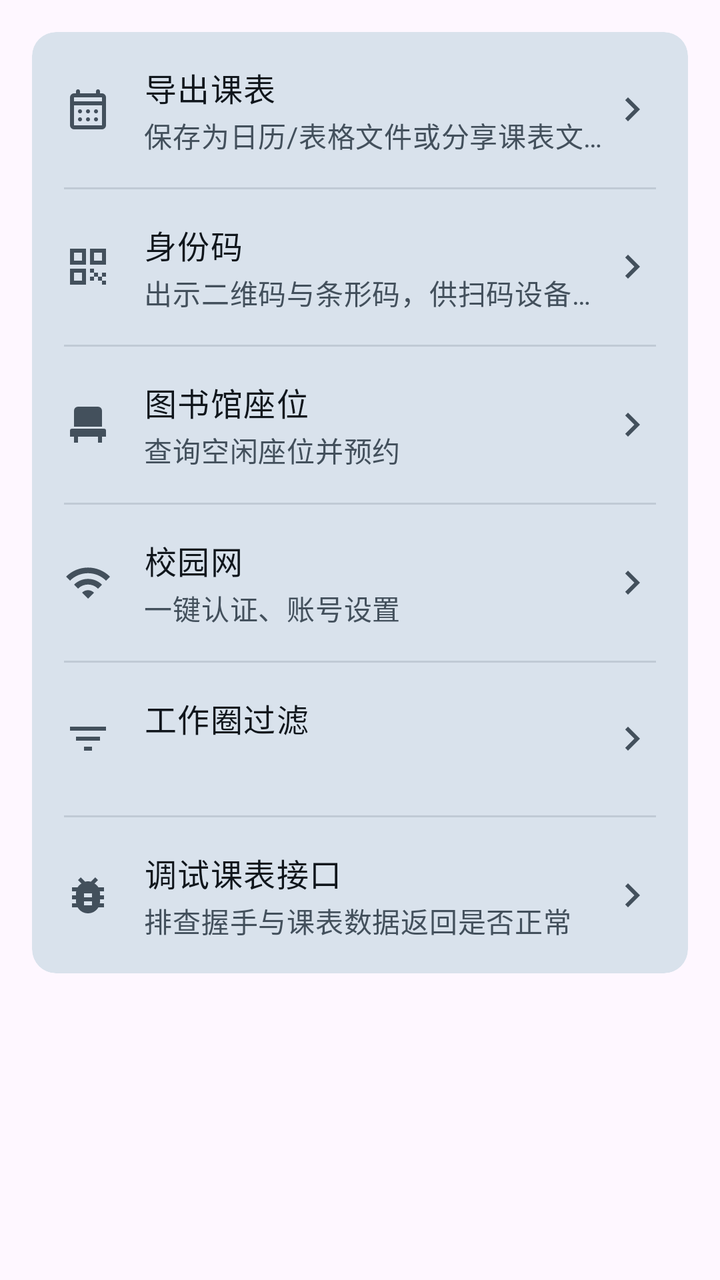
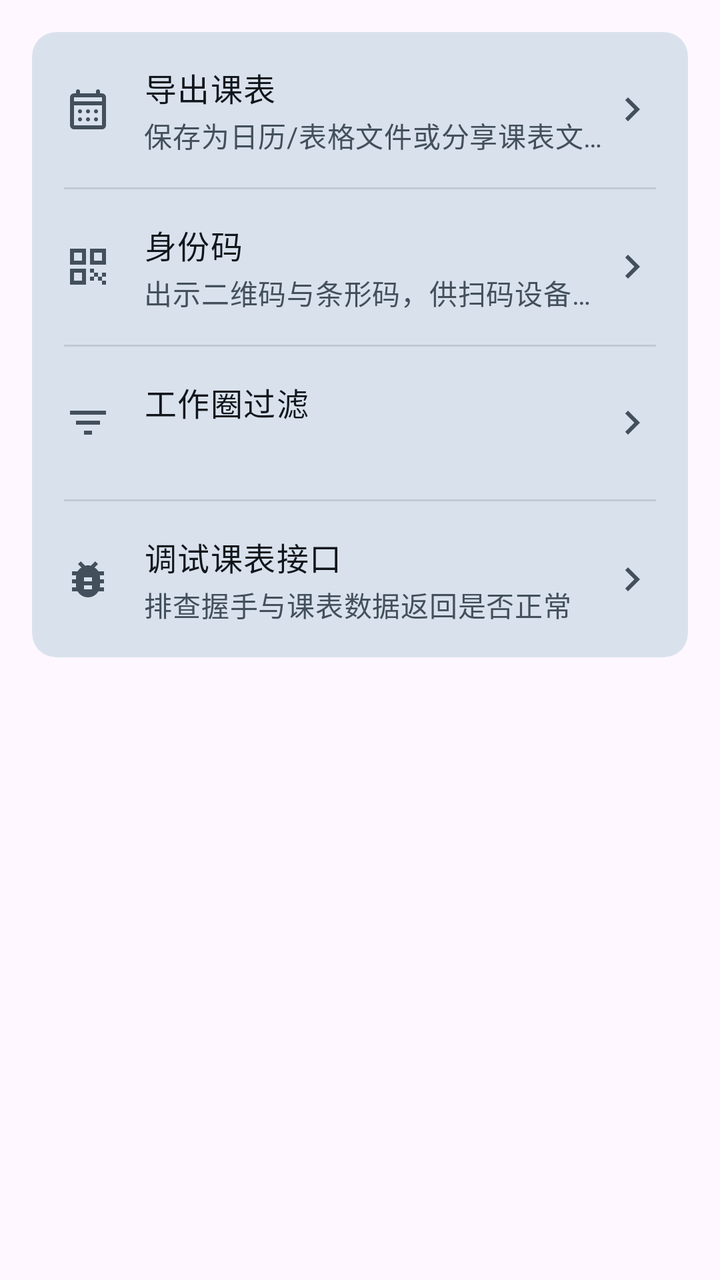

The first picture is an Android layout as it rendered before a commit; the second is the same layout after the commit. The layout source and the unified diff follow.
<!-- AndroidManifest.xml: application theme Theme.LanhangLite -->
<!-- res/layout/view_settings_tools.xml -->
<?xml version="1.0" encoding="utf-8"?>
<LinearLayout xmlns:android="http://schemas.android.com/apk/res/android"
    xmlns:app="http://schemas.android.com/apk/res-auto"
    android:layout_width="match_parent"
    android:layout_height="wrap_content"
    android:orientation="vertical"
    android:paddingStart="@dimen/screen_padding_h"
    android:paddingTop="@dimen/screen_padding_h"
    android:paddingEnd="@dimen/screen_padding_h"
    android:paddingBottom="@dimen/content_padding_bottom_bare">

    <com.google.android.material.card.MaterialCardView
        style="@style/Widget.Lanhang.Card"
        android:layout_width="match_parent"
        android:layout_height="wrap_content">

        <LinearLayout
            android:layout_width="match_parent"
            android:layout_height="wrap_content"
            android:orientation="vertical">

            <LinearLayout
                android:id="@+id/exportScheduleButton"
                android:layout_width="match_parent"
                android:layout_height="wrap_content"
                android:background="?attr/selectableItemBackground"
                android:clickable="true"
                android:focusable="true"
                android:gravity="center_vertical"
                android:minHeight="@dimen/list_item_height_two_line"
                android:orientation="horizontal"
                android:paddingStart="@dimen/card_padding"
                android:paddingTop="@dimen/space_lg"
                android:paddingEnd="@dimen/card_padding"
                android:paddingBottom="@dimen/space_lg">

                <ImageView
                    android:layout_width="@dimen/icon_lg"
                    android:layout_height="@dimen/icon_lg"
                    android:contentDescription="@null"
                    android:src="@drawable/ic_calendar"
                    app:tint="?attr/colorOnSurfaceVariant" />

                <LinearLayout
                    android:layout_width="0dp"
                    android:layout_height="wrap_content"
                    android:layout_marginStart="@dimen/list_icon_gap"
                    android:layout_weight="1"
                    android:orientation="vertical">

                    <TextView
                        android:layout_width="wrap_content"
                        android:layout_height="wrap_content"
                        android:text="@string/settings_export_schedule"
                        android:textAppearance="@style/TextAppearance.Lanhang.BodyLarge"
                        android:textColor="?attr/colorOnSurface" />

                    <TextView
                        android:layout_width="wrap_content"
                        android:layout_height="wrap_content"
                        android:layout_marginTop="@dimen/space_xxs"
                        android:ellipsize="end"
                        android:maxLines="1"
                        android:text="@string/settings_export_schedule_subtitle"
                        android:textAppearance="@style/TextAppearance.Lanhang.BodyMedium"
                        android:textColor="?attr/colorOnSurfaceVariant" />
                </LinearLayout>

                <ImageView
                    android:layout_width="@dimen/icon_lg"
                    android:layout_height="@dimen/icon_lg"
                    android:contentDescription="@null"
                    android:src="@drawable/ic_chevron_right"
                    app:tint="?attr/colorOnSurfaceVariant" />
            </LinearLayout>

            <View
                android:layout_width="match_parent"
                android:layout_height="@dimen/divider_thickness"
                android:layout_marginStart="@dimen/card_padding"
                android:layout_marginEnd="@dimen/card_padding"
                android:background="?attr/colorOutlineVariant" />

            <LinearLayout
                android:id="@+id/rowIdCard"
                android:layout_width="match_parent"
                android:layout_height="wrap_content"
                android:background="?attr/selectableItemBackground"
                android:clickable="true"
                android:focusable="true"
                android:gravity="center_vertical"
                android:minHeight="@dimen/list_item_height_two_line"
                android:orientation="horizontal"
                android:paddingStart="@dimen/card_padding"
                android:paddingTop="@dimen/space_lg"
                android:paddingEnd="@dimen/card_padding"
                android:paddingBottom="@dimen/space_lg">

                <ImageView
                    android:layout_width="@dimen/icon_lg"
                    android:layout_height="@dimen/icon_lg"
                    android:contentDescription="@null"
                    android:src="@drawable/ic_qr_code"
                    app:tint="?attr/colorOnSurfaceVariant" />

                <LinearLayout
                    android:layout_width="0dp"
                    android:layout_height="wrap_content"
                    android:layout_marginStart="@dimen/list_icon_gap"
                    android:layout_weight="1"
                    android:orientation="vertical">

                    <TextView
                        android:layout_width="wrap_content"
                        android:layout_height="wrap_content"
                        android:text="@string/settings_id_card"
                        android:textAppearance="@style/TextAppearance.Lanhang.BodyLarge"
                        android:textColor="?attr/colorOnSurface" />

                    <TextView
                        android:layout_width="wrap_content"
                        android:layout_height="wrap_content"
                        android:layout_marginTop="@dimen/space_xxs"
                        android:ellipsize="end"
                        android:maxLines="1"
                        android:text="@string/settings_id_card_subtitle"
                        android:textAppearance="@style/TextAppearance.Lanhang.BodyMedium"
                        android:textColor="?attr/colorOnSurfaceVariant" />
                </LinearLayout>

                <ImageView
                    android:layout_width="@dimen/icon_lg"
                    android:layout_height="@dimen/icon_lg"
                    android:contentDescription="@null"
                    android:src="@drawable/ic_chevron_right"
                    app:tint="?attr/colorOnSurfaceVariant" />
            </LinearLayout>

            <View
                android:layout_width="match_parent"
                android:layout_height="@dimen/divider_thickness"
                android:layout_marginStart="@dimen/card_padding"
                android:layout_marginEnd="@dimen/card_padding"
                android:background="?attr/colorOutlineVariant" />

            
            <LinearLayout
                android:id="@+id/rowLibrarySeat"
                android:layout_width="match_parent"
                android:layout_height="wrap_content"
                android:background="?attr/selectableItemBackground"
                android:clickable="true"
                android:focusable="true"
                android:gravity="center_vertical"
                android:minHeight="@dimen/list_item_height_two_line"
                android:orientation="horizontal"
                android:paddingStart="@dimen/card_padding"
                android:paddingTop="@dimen/space_lg"
                android:paddingEnd="@dimen/card_padding"
                android:paddingBottom="@dimen/space_lg">

                <ImageView
                    android:layout_width="@dimen/icon_lg"
                    android:layout_height="@dimen/icon_lg"
                    android:contentDescription="@null"
                    android:src="@drawable/ic_chair"
                    app:tint="?attr/colorOnSurfaceVariant" />

                <LinearLayout
                    android:layout_width="0dp"
                    android:layout_height="wrap_content"
                    android:layout_marginStart="@dimen/list_icon_gap"
                    android:layout_weight="1"
                    android:orientation="vertical">

                    <TextView
                        android:layout_width="wrap_content"
                        android:layout_height="wrap_content"
                        android:text="@string/settings_library_seat"
                        android:textAppearance="@style/TextAppearance.Lanhang.BodyLarge"
                        android:textColor="?attr/colorOnSurface" />

                    <TextView
                        android:layout_width="wrap_content"
                        android:layout_height="wrap_content"
                        android:layout_marginTop="@dimen/space_xxs"
                        android:ellipsize="end"
                        android:maxLines="1"
                        android:text="@string/settings_library_seat_subtitle"
                        android:textAppearance="@style/TextAppearance.Lanhang.BodyMedium"
                        android:textColor="?attr/colorOnSurfaceVariant" />
                </LinearLayout>

                <ImageView
                    android:layout_width="@dimen/icon_lg"
                    android:layout_height="@dimen/icon_lg"
                    android:contentDescription="@null"
                    android:src="@drawable/ic_chevron_right"
                    app:tint="?attr/colorOnSurfaceVariant" />
            </LinearLayout>

            <View
                android:layout_width="match_parent"
                android:layout_height="@dimen/divider_thickness"
                android:layout_marginStart="@dimen/card_padding"
                android:layout_marginEnd="@dimen/card_padding"
                android:background="?attr/colorOutlineVariant" />

            
            <LinearLayout
                android:id="@+id/rowCampusNet"
                android:layout_width="match_parent"
                android:layout_height="wrap_content"
                android:background="?attr/selectableItemBackground"
                android:clickable="true"
                android:focusable="true"
                android:gravity="center_vertical"
                android:minHeight="@dimen/list_item_height_two_line"
                android:orientation="horizontal"
                android:paddingStart="@dimen/card_padding"
                android:paddingTop="@dimen/space_lg"
                android:paddingEnd="@dimen/card_padding"
                android:paddingBottom="@dimen/space_lg">

                <ImageView
                    android:layout_width="@dimen/icon_lg"
                    android:layout_height="@dimen/icon_lg"
                    android:contentDescription="@null"
                    android:src="@drawable/ic_wifi"
                    app:tint="?attr/colorOnSurfaceVariant" />

                <LinearLayout
                    android:layout_width="0dp"
                    android:layout_height="wrap_content"
                    android:layout_marginStart="@dimen/list_icon_gap"
                    android:layout_weight="1"
                    android:orientation="vertical">

                    <TextView
                        android:layout_width="wrap_content"
                        android:layout_height="wrap_content"
                        android:text="@string/settings_campus_net"
                        android:textAppearance="@style/TextAppearance.Lanhang.BodyLarge"
                        android:textColor="?attr/colorOnSurface" />

                    <TextView
                        android:layout_width="wrap_content"
                        android:layout_height="wrap_content"
                        android:layout_marginTop="@dimen/space_xxs"
                        android:ellipsize="end"
                        android:maxLines="1"
                        android:text="@string/settings_campus_net_subtitle"
                        android:textAppearance="@style/TextAppearance.Lanhang.BodyMedium"
                        android:textColor="?attr/colorOnSurfaceVariant" />
                </LinearLayout>

                <ImageView
                    android:layout_width="@dimen/icon_lg"
                    android:layout_height="@dimen/icon_lg"
                    android:contentDescription="@null"
                    android:src="@drawable/ic_chevron_right"
                    app:tint="?attr/colorOnSurfaceVariant" />
            </LinearLayout>

            <View
                android:layout_width="match_parent"
                android:layout_height="@dimen/divider_thickness"
                android:layout_marginStart="@dimen/card_padding"
                android:layout_marginEnd="@dimen/card_padding"
                android:background="?attr/colorOutlineVariant" />

            
            <LinearLayout
                android:id="@+id/rowMomentsFilter"
                android:layout_width="match_parent"
                android:layout_height="wrap_content"
                android:background="?attr/selectableItemBackground"
                android:clickable="true"
                android:focusable="true"
                android:gravity="center_vertical"
                android:minHeight="@dimen/list_item_height_two_line"
                android:orientation="horizontal"
                android:paddingStart="@dimen/card_padding"
                android:paddingTop="@dimen/space_lg"
                android:paddingEnd="@dimen/card_padding"
                android:paddingBottom="@dimen/space_lg">

                <ImageView
                    android:layout_width="@dimen/icon_lg"
                    android:layout_height="@dimen/icon_lg"
                    android:contentDescription="@null"
                    android:src="@drawable/ic_filter_list"
                    app:tint="?attr/colorOnSurfaceVariant" />

                <LinearLayout
                    android:layout_width="0dp"
                    android:layout_height="wrap_content"
                    android:layout_marginStart="@dimen/list_icon_gap"
                    android:layout_weight="1"
                    android:orientation="vertical">

                    <TextView
                        android:layout_width="wrap_content"
                        android:layout_height="wrap_content"
                        android:text="@string/moments_filter_title"
                        android:textAppearance="@style/TextAppearance.Lanhang.BodyLarge"
                        android:textColor="?attr/colorOnSurface" />

                    <TextView
                        android:id="@+id/tvMomentsFilterSummary"
                        android:layout_width="wrap_content"
                        android:layout_height="wrap_content"
                        android:layout_marginTop="@dimen/space_xxs"
                        android:ellipsize="end"
                        android:maxLines="1"
                        android:textAppearance="@style/TextAppearance.Lanhang.BodyMedium"
                        android:textColor="?attr/colorOnSurfaceVariant" />
                </LinearLayout>

                <ImageView
                    android:layout_width="@dimen/icon_lg"
                    android:layout_height="@dimen/icon_lg"
                    android:contentDescription="@null"
                    android:src="@drawable/ic_chevron_right"
                    app:tint="?attr/colorOnSurfaceVariant" />
            </LinearLayout>

            <View
                android:layout_width="match_parent"
                android:layout_height="@dimen/divider_thickness"
                android:layout_marginStart="@dimen/card_padding"
                android:layout_marginEnd="@dimen/card_padding"
                android:background="?attr/colorOutlineVariant" />

            
            <LinearLayout
                android:id="@+id/rowDebugSchedule"
                android:layout_width="match_parent"
                android:layout_height="wrap_content"
                android:background="?attr/selectableItemBackground"
                android:clickable="true"
                android:focusable="true"
                android:gravity="center_vertical"
                android:minHeight="@dimen/list_item_height_two_line"
                android:orientation="horizontal"
                android:paddingStart="@dimen/card_padding"
                android:paddingTop="@dimen/space_lg"
                android:paddingEnd="@dimen/card_padding"
                android:paddingBottom="@dimen/space_lg">

                <ImageView
                    android:layout_width="@dimen/icon_lg"
                    android:layout_height="@dimen/icon_lg"
                    android:contentDescription="@null"
                    android:src="@drawable/ic_bug_report"
                    app:tint="?attr/colorOnSurfaceVariant" />

                <LinearLayout
                    android:layout_width="0dp"
                    android:layout_height="wrap_content"
                    android:layout_marginStart="@dimen/list_icon_gap"
                    android:layout_weight="1"
                    android:orientation="vertical">

                    <TextView
                        android:layout_width="wrap_content"
                        android:layout_height="wrap_content"
                        android:text="@string/settings_debug_schedule"
                        android:textAppearance="@style/TextAppearance.Lanhang.BodyLarge"
                        android:textColor="?attr/colorOnSurface" />

                    <TextView
                        android:layout_width="wrap_content"
                        android:layout_height="wrap_content"
                        android:layout_marginTop="@dimen/space_xxs"
                        android:ellipsize="end"
                        android:maxLines="1"
                        android:text="@string/settings_debug_schedule_subtitle"
                        android:textAppearance="@style/TextAppearance.Lanhang.BodyMedium"
                        android:textColor="?attr/colorOnSurfaceVariant" />
                </LinearLayout>

                <ImageView
                    android:layout_width="@dimen/icon_lg"
                    android:layout_height="@dimen/icon_lg"
                    android:contentDescription="@null"
                    android:src="@drawable/ic_chevron_right"
                    app:tint="?attr/colorOnSurfaceVariant" />
            </LinearLayout>
        </LinearLayout>
    </com.google.android.material.card.MaterialCardView>
</LinearLayout>
<!-- resources referenced by this layout -->
<resources>
  <dimen name="card_padding">16dp</dimen>
  <dimen name="content_padding_bottom_bare">32dp</dimen>
  <dimen name="divider_thickness">1dp</dimen>
  <dimen name="icon_lg">24dp</dimen>
  <dimen name="list_icon_gap">16dp</dimen>
  <dimen name="list_item_height_two_line">72dp</dimen>
  <dimen name="screen_padding_h">16dp</dimen>
  <dimen name="space_lg">16dp</dimen>
  <dimen name="space_xxs">2dp</dimen>
  <!-- drawable ic_chair (drawable) -->
  <?xml version="1.0" encoding="utf-8"?>
  <vector xmlns:android="http://schemas.android.com/apk/res/android"
      android:width="24dp"
      android:height="24dp"
      android:viewportWidth="24"
      android:viewportHeight="24">
      <path
          android:fillColor="#FF000000"
          android:pathData="M7,3h10a2,2 0 0 1 2,2v8H5V5a2,2 0 0 1 2,-2z" />
      <path
          android:fillColor="#FF000000"
          android:pathData="M4,14h16a1,1 0 0 1 1,1v3H3v-3a1,1 0 0 1 1,-1z" />
      <path
          android:fillColor="#FF000000"
          android:pathData="M5,18h2v3H5zM17,18h2v3h-2z" />
  </vector>
  <!-- drawable ic_wifi (drawable) -->
  <vector xmlns:android="http://schemas.android.com/apk/res/android"
      android:width="24dp"
      android:height="24dp"
      android:viewportWidth="24"
      android:viewportHeight="24">
      <path
          android:fillColor="#FF000000"
          android:pathData="M1,9l2,2c4.97,-4.97 13.03,-4.97 18,0l2,-2C16.93,2.93 7.08,2.93 1,9zM9,17l3,3 3,-3c-1.65,-1.66 -4.34,-1.66 -6,0zM5,13l2,2c2.76,-2.76 7.24,-2.76 10,0l2,-2C15.14,9.14 8.87,9.14 5,13z" />
  </vector>
  <string name="moments_filter_title">工作圈过滤</string>
  <string name="settings_campus_net">校园网</string>
  <string name="settings_campus_net_subtitle">一键认证、账号设置</string>
  <string name="settings_debug_schedule">调试课表接口</string>
  <string name="settings_debug_schedule_subtitle">排查握手与课表数据返回是否正常</string>
  <string name="settings_export_schedule">导出课表</string>
  <string name="settings_export_schedule_subtitle">保存为日历/表格文件或分享课表文本</string>
  <string name="settings_id_card">身份码</string>
  <string name="settings_id_card_subtitle">出示二维码与条形码，供扫码设备核验身份</string>
  <string name="settings_library_seat">图书馆座位</string>
  <string name="settings_library_seat_subtitle">查询空闲座位并预约</string>
  <style name="TextAppearance.Lanhang.BodyLarge" parent="TextAppearance.Material3.BodyLarge">
          <item name="android:textSize">@dimen/text_body_large</item>
      </style>
  <style name="TextAppearance.Lanhang.BodyMedium" parent="TextAppearance.Material3.BodyMedium">
          <item name="android:textSize">@dimen/text_body_medium</item>
      </style>
  <style name="Widget.Lanhang.Card" parent="Widget.Material3.CardView.Filled" />
  <style name="Theme.LanhangLite" parent="Base.Theme.LanhangLite" />
  <dimen name="text_body_large">16sp</dimen>
  <dimen name="text_body_medium">14sp</dimen>
  <color name="primary">#084168</color>
  <color name="on_primary">#FFFFFFFF</color>
  <color name="primary_container">#D4E9F7</color>
  <color name="on_primary_container">#052F4A</color>
  <color name="secondary_container">#D4E9F7</color>
  <color name="on_secondary_container">#052F4A</color>
  <color name="surface">#F7F9FC</color>
  <color name="surface_container_lowest">#FFFFFF</color>
  <color name="surface_container_low">#F0F4F9</color>
  <color name="surface_container">#EAF0F6</color>
  <color name="surface_container_high">#E1E9F1</color>
  <color name="surface_container_highest">#D9E2EC</color>
  <color name="surface_variant">#DCE5EE</color>
  <color name="on_surface">#10161C</color>
  <color name="on_surface_variant">#43505C</color>
  <color name="outline">#6F7C89</color>
  <color name="outline_variant">#C0CAD5</color>
  <!-- unchanged entries left out for length: 7 -->
</resources>

<!-- the commit's change to res/layout/view_settings_tools.xml (unified diff, before → after) -->
@@ -144,49 +144,51 @@
                 android:background="?attr/colorOutlineVariant" />
 
             
-            <LinearLayout
-                android:id="@+id/rowLibrarySeat"
-                android:layout_width="match_parent"
-                android:layout_height="wrap_content"
-                android:background="?attr/selectableItemBackground"
-                android:clickable="true"
-                android:focusable="true"
-                android:gravity="center_vertical"
-                android:minHeight="@dimen/list_item_height_two_line"
-                android:orientation="horizontal"
-                android:paddingStart="@dimen/card_padding"
-                android:paddingTop="@dimen/space_lg"
-                android:paddingEnd="@dimen/card_padding"
-                android:paddingBottom="@dimen/space_lg">
-
-                <ImageView
-                    android:layout_width="@dimen/icon_lg"
-                    android:layout_height="@dimen/icon_lg"
-                    android:contentDescription="@null"
-                    android:src="@drawable/ic_chair"
-                    app:tint="?attr/colorOnSurfaceVariant" />
-
-                <LinearLayout
-                    android:layout_width="0dp"
-                    android:layout_height="wrap_content"
-                    android:layout_marginStart="@dimen/list_icon_gap"
-                    android:layout_weight="1"
-                    android:orientation="vertical">
-
-                    <TextView
-                        android:layout_width="wrap_content"
-                        android:layout_height="wrap_content"
-                        android:text="@string/settings_library_seat"
-                        android:textAppearance="@style/TextAppearance.Lanhang.BodyLarge"
-                        android:textColor="?attr/colorOnSurface" />
-
-                    <TextView
-                        android:layout_width="wrap_content"
-                        android:layout_height="wrap_content"
-                        android:layout_marginTop="@dimen/space_xxs"
-                        android:ellipsize="end"
-                        android:maxLines="1"
-                        android:text="@string/settings_library_seat_subtitle"
+
+            
+            <LinearLayout
+                android:id="@+id/rowMomentsFilter"
+                android:layout_width="match_parent"
+                android:layout_height="wrap_content"
+                android:background="?attr/selectableItemBackground"
+                android:clickable="true"
+                android:focusable="true"
+                android:gravity="center_vertical"
+                android:minHeight="@dimen/list_item_height_two_line"
+                android:orientation="horizontal"
+                android:paddingStart="@dimen/card_padding"
+                android:paddingTop="@dimen/space_lg"
+                android:paddingEnd="@dimen/card_padding"
+                android:paddingBottom="@dimen/space_lg">
+
+                <ImageView
+                    android:layout_width="@dimen/icon_lg"
+                    android:layout_height="@dimen/icon_lg"
+                    android:contentDescription="@null"
+                    android:src="@drawable/ic_filter_list"
+                    app:tint="?attr/colorOnSurfaceVariant" />
+
+                <LinearLayout
+                    android:layout_width="0dp"
+                    android:layout_height="wrap_content"
+                    android:layout_marginStart="@dimen/list_icon_gap"
+                    android:layout_weight="1"
+                    android:orientation="vertical">
+
+                    <TextView
+                        android:layout_width="wrap_content"
+                        android:layout_height="wrap_content"
+                        android:text="@string/moments_filter_title"
+                        android:textAppearance="@style/TextAppearance.Lanhang.BodyLarge"
+                        android:textColor="?attr/colorOnSurface" />
+
+                    <TextView
+                        android:id="@+id/tvMomentsFilterSummary"
+                        android:layout_width="wrap_content"
+                        android:layout_height="wrap_content"
+                        android:layout_marginTop="@dimen/space_xxs"
+                        android:ellipsize="end"
+                        android:maxLines="1"
                         android:textAppearance="@style/TextAppearance.Lanhang.BodyMedium"
                         android:textColor="?attr/colorOnSurfaceVariant" />
                 </LinearLayout>
@@ -208,132 +210,6 @@
 
             
             <LinearLayout
-                android:id="@+id/rowCampusNet"
-                android:layout_width="match_parent"
-                android:layout_height="wrap_content"
-                android:background="?attr/selectableItemBackground"
-                android:clickable="true"
-                android:focusable="true"
-                android:gravity="center_vertical"
-                android:minHeight="@dimen/list_item_height_two_line"
-                android:orientation="horizontal"
-                android:paddingStart="@dimen/card_padding"
-                android:paddingTop="@dimen/space_lg"
-                android:paddingEnd="@dimen/card_padding"
-                android:paddingBottom="@dimen/space_lg">
-
-                <ImageView
-                    android:layout_width="@dimen/icon_lg"
-                    android:layout_height="@dimen/icon_lg"
-                    android:contentDescription="@null"
-                    android:src="@drawable/ic_wifi"
-                    app:tint="?attr/colorOnSurfaceVariant" />
-
-                <LinearLayout
-                    android:layout_width="0dp"
-                    android:layout_height="wrap_content"
-                    android:layout_marginStart="@dimen/list_icon_gap"
-                    android:layout_weight="1"
-                    android:orientation="vertical">
-
-                    <TextView
-                        android:layout_width="wrap_content"
-                        android:layout_height="wrap_content"
-                        android:text="@string/settings_campus_net"
-                        android:textAppearance="@style/TextAppearance.Lanhang.BodyLarge"
-                        android:textColor="?attr/colorOnSurface" />
-
-                    <TextView
-                        android:layout_width="wrap_content"
-                        android:layout_height="wrap_content"
-                        android:layout_marginTop="@dimen/space_xxs"
-                        android:ellipsize="end"
-                        android:maxLines="1"
-                        android:text="@string/settings_campus_net_subtitle"
-                        android:textAppearance="@style/TextAppearance.Lanhang.BodyMedium"
-                        android:textColor="?attr/colorOnSurfaceVariant" />
-                </LinearLayout>
-
-                <ImageView
-                    android:layout_width="@dimen/icon_lg"
-                    android:layout_height="@dimen/icon_lg"
-                    android:contentDescription="@null"
-                    android:src="@drawable/ic_chevron_right"
-                    app:tint="?attr/colorOnSurfaceVariant" />
-            </LinearLayout>
-
-            <View
-                android:layout_width="match_parent"
-                android:layout_height="@dimen/divider_thickness"
-                android:layout_marginStart="@dimen/card_padding"
-                android:layout_marginEnd="@dimen/card_padding"
-                android:background="?attr/colorOutlineVariant" />
-
-            
-            <LinearLayout
-                android:id="@+id/rowMomentsFilter"
-                android:layout_width="match_parent"
-                android:layout_height="wrap_content"
-                android:background="?attr/selectableItemBackground"
-                android:clickable="true"
-                android:focusable="true"
-                android:gravity="center_vertical"
-                android:minHeight="@dimen/list_item_height_two_line"
-                android:orientation="horizontal"
-                android:paddingStart="@dimen/card_padding"
-                android:paddingTop="@dimen/space_lg"
-                android:paddingEnd="@dimen/card_padding"
-                android:paddingBottom="@dimen/space_lg">
-
-                <ImageView
-                    android:layout_width="@dimen/icon_lg"
-                    android:layout_height="@dimen/icon_lg"
-                    android:contentDescription="@null"
-                    android:src="@drawable/ic_filter_list"
-                    app:tint="?attr/colorOnSurfaceVariant" />
-
-                <LinearLayout
-                    android:layout_width="0dp"
-                    android:layout_height="wrap_content"
-                    android:layout_marginStart="@dimen/list_icon_gap"
-                    android:layout_weight="1"
-                    android:orientation="vertical">
-
-                    <TextView
-                        android:layout_width="wrap_content"
-                        android:layout_height="wrap_content"
-                        android:text="@string/moments_filter_title"
-                        android:textAppearance="@style/TextAppearance.Lanhang.BodyLarge"
-                        android:textColor="?attr/colorOnSurface" />
-
-                    <TextView
-                        android:id="@+id/tvMomentsFilterSummary"
-                        android:layout_width="wrap_content"
-                        android:layout_height="wrap_content"
-                        android:layout_marginTop="@dimen/space_xxs"
-                        android:ellipsize="end"
-                        android:maxLines="1"
-                        android:textAppearance="@style/TextAppearance.Lanhang.BodyMedium"
-                        android:textColor="?attr/colorOnSurfaceVariant" />
-                </LinearLayout>
-
-                <ImageView
-                    android:layout_width="@dimen/icon_lg"
-                    android:layout_height="@dimen/icon_lg"
-                    android:contentDescription="@null"
-                    android:src="@drawable/ic_chevron_right"
-                    app:tint="?attr/colorOnSurfaceVariant" />
-            </LinearLayout>
-
-            <View
-                android:layout_width="match_parent"
-                android:layout_height="@dimen/divider_thickness"
-                android:layout_marginStart="@dimen/card_padding"
-                android:layout_marginEnd="@dimen/card_padding"
-                android:background="?attr/colorOutlineVariant" />
-
-            
-            <LinearLayout
                 android:id="@+id/rowDebugSchedule"
                 android:layout_width="match_parent"
                 android:layout_height="wrap_content"
<!-- resource entries referenced after the edit -->
@@ -9,44 +9,13 @@
   <dimen name="screen_padding_h">16dp</dimen>
   <dimen name="space_lg">16dp</dimen>
   <dimen name="space_xxs">2dp</dimen>
-  <!-- drawable ic_chair (drawable) -->
-  <?xml version="1.0" encoding="utf-8"?>
-  <vector xmlns:android="http://schemas.android.com/apk/res/android"
-      android:width="24dp"
-      android:height="24dp"
-      android:viewportWidth="24"
-      android:viewportHeight="24">
-      <path
-          android:fillColor="#FF000000"
-          android:pathData="M7,3h10a2,2 0 0 1 2,2v8H5V5a2,2 0 0 1 2,-2z" />
-      <path
-          android:fillColor="#FF000000"
-          android:pathData="M4,14h16a1,1 0 0 1 1,1v3H3v-3a1,1 0 0 1 1,-1z" />
-      <path
-          android:fillColor="#FF000000"
-          android:pathData="M5,18h2v3H5zM17,18h2v3h-2z" />
-  </vector>
-  <!-- drawable ic_wifi (drawable) -->
-  <vector xmlns:android="http://schemas.android.com/apk/res/android"
-      android:width="24dp"
-      android:height="24dp"
-      android:viewportWidth="24"
-      android:viewportHeight="24">
-      <path
-          android:fillColor="#FF000000"
-          android:pathData="M1,9l2,2c4.97,-4.97 13.03,-4.97 18,0l2,-2C16.93,2.93 7.08,2.93 1,9zM9,17l3,3 3,-3c-1.65,-1.66 -4.34,-1.66 -6,0zM5,13l2,2c2.76,-2.76 7.24,-2.76 10,0l2,-2C15.14,9.14 8.87,9.14 5,13z" />
-  </vector>
   <string name="moments_filter_title">工作圈过滤</string>
-  <string name="settings_campus_net">校园网</string>
-  <string name="settings_campus_net_subtitle">一键认证、账号设置</string>
   <string name="settings_debug_schedule">调试课表接口</string>
   <string name="settings_debug_schedule_subtitle">排查握手与课表数据返回是否正常</string>
   <string name="settings_export_schedule">导出课表</string>
   <string name="settings_export_schedule_subtitle">保存为日历/表格文件或分享课表文本</string>
   <string name="settings_id_card">身份码</string>
   <string name="settings_id_card_subtitle">出示二维码与条形码，供扫码设备核验身份</string>
-  <string name="settings_library_seat">图书馆座位</string>
-  <string name="settings_library_seat_subtitle">查询空闲座位并预约</string>
   <style name="TextAppearance.Lanhang.BodyLarge" parent="TextAppearance.Material3.BodyLarge">
           <item name="android:textSize">@dimen/text_body_large</item>
       </style>
